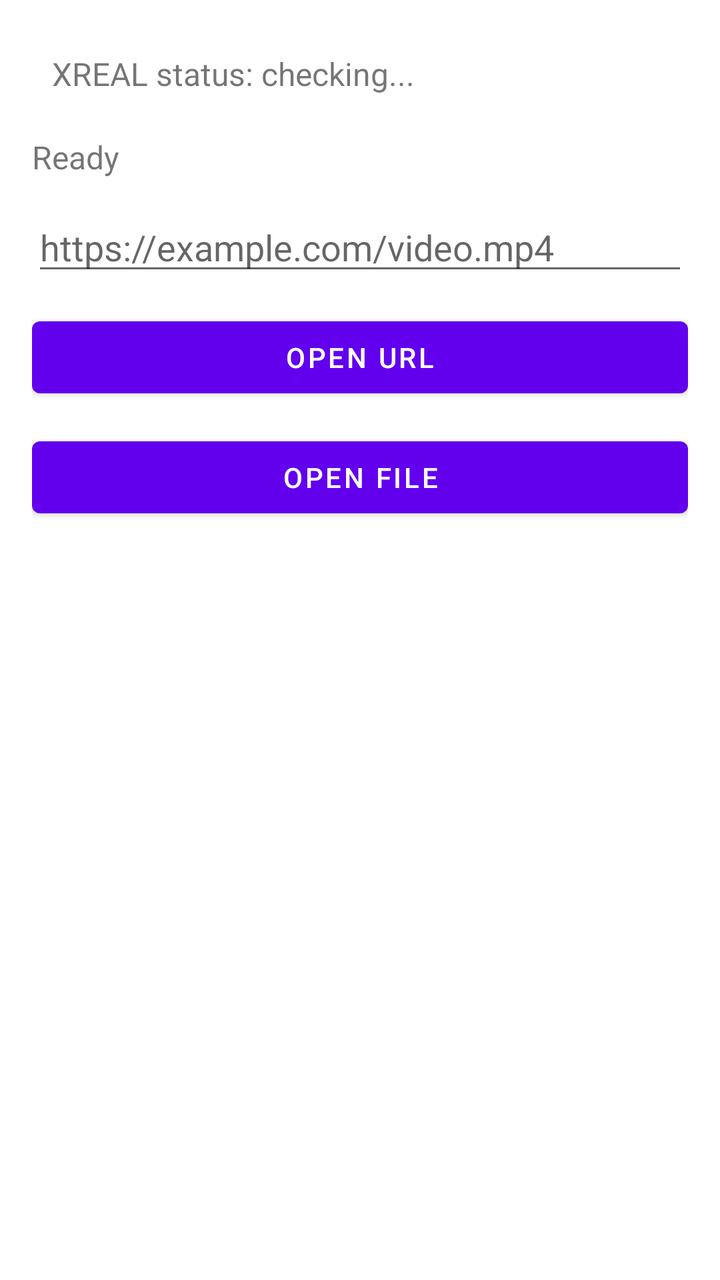
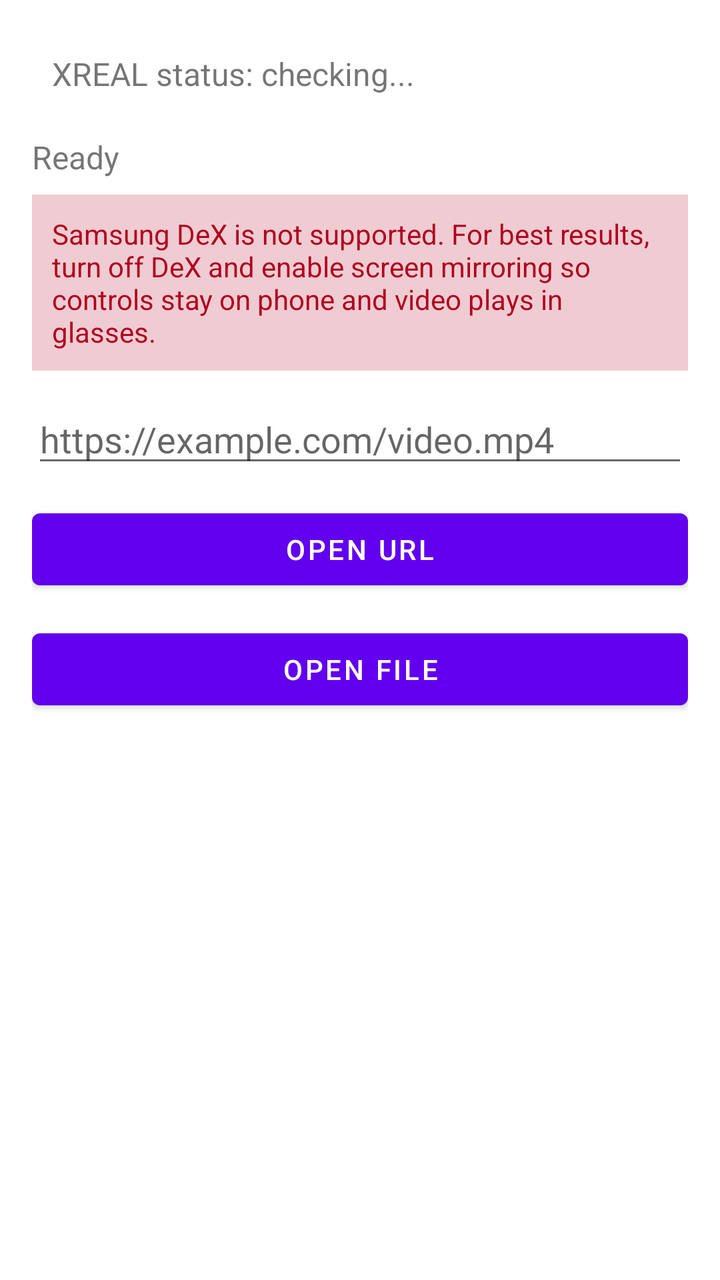

Before-and-after screenshots of an Android layout around one commit, followed by the original layout XML and the change that was made.
<!-- AndroidManifest.xml: application theme Theme.Vr2xr -->
<!-- res/layout/activity_main.xml -->
<?xml version="1.0" encoding="utf-8"?>
<LinearLayout xmlns:android="http://schemas.android.com/apk/res/android"
    android:layout_width="match_parent"
    android:layout_height="match_parent"
    android:orientation="vertical"
    android:padding="16dp">

    <TextView
        android:id="@+id/xrealStatusText"
        android:layout_width="match_parent"
        android:layout_height="wrap_content"
        android:padding="10dp"
        android:text="@string/xreal_status_checking"
        android:textSize="16sp" />

    <TextView
        android:id="@+id/statusText"
        android:layout_width="match_parent"
        android:layout_height="wrap_content"
        android:layout_marginTop="10dp"
        android:text="Ready"
        android:textSize="16sp" />

    <EditText
        android:id="@+id/urlInput"
        android:layout_width="match_parent"
        android:layout_height="wrap_content"
        android:layout_marginTop="12dp"
        android:hint="@string/hint_url"
        android:inputType="textUri"
        android:maxLines="1" />

    <Button
        android:id="@+id/openUrlButton"
        android:layout_width="match_parent"
        android:layout_height="wrap_content"
        android:layout_marginTop="12dp"
        android:text="@string/open_url" />

    <Button
        android:id="@+id/openFileButton"
        android:layout_width="match_parent"
        android:layout_height="wrap_content"
        android:layout_marginTop="12dp"
        android:text="@string/open_file" />

</LinearLayout>
<!-- resources referenced by this layout -->
<resources>
  <string name="hint_url">https://example.com/video.mp4</string>
  <string name="open_file">Open file</string>
  <string name="open_url">Open URL</string>
  <string name="xreal_status_checking">XREAL status: checking...</string>
  <style name="Theme.Vr2xr" parent="Theme.MaterialComponents.DayNight.NoActionBar">
          <item name="android:windowFullscreen">false</item>
      </style>
</resources>

<!-- the commit's change to res/layout/activity_main.xml (unified diff, before → after) -->
@@ -18,8 +18,19 @@
         android:layout_width="match_parent"
         android:layout_height="wrap_content"
         android:layout_marginTop="10dp"
-        android:text="Ready"
+        android:text="@string/status_ready"
         android:textSize="16sp" />
+
+    <TextView
+        android:id="@+id/dexWarningText"
+        android:layout_width="match_parent"
+        android:layout_height="wrap_content"
+        android:layout_marginTop="8dp"
+        android:background="#33B00020"
+        android:padding="10dp"
+        android:text="@string/dex_mode_warning"
+        android:textColor="#B00020"
+        android:textSize="14sp" />
 
     <EditText
         android:id="@+id/urlInput"
<!-- resource entries referenced after the edit -->
@@ -1,8 +1,10 @@
 <!-- resources referenced by this layout -->
 <resources>
+  <string name="dex_mode_warning">Samsung DeX is not supported. For best results, turn off DeX and enable screen mirroring so controls stay on phone and video plays in glasses.</string>
   <string name="hint_url">https://example.com/video.mp4</string>
   <string name="open_file">Open file</string>
   <string name="open_url">Open URL</string>
+  <string name="status_ready">Ready</string>
   <string name="xreal_status_checking">XREAL status: checking...</string>
   <style name="Theme.Vr2xr" parent="Theme.MaterialComponents.DayNight.NoActionBar">
           <item name="android:windowFullscreen">false</item>
